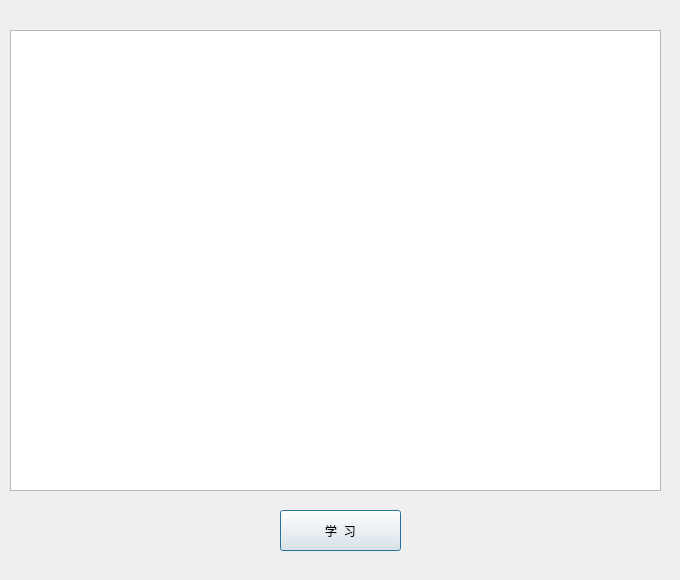
The window that ui/DetailWindow.ui (MrBeike/WebCourse-QTGUI) describes before a commit, drawn with Qt 5.
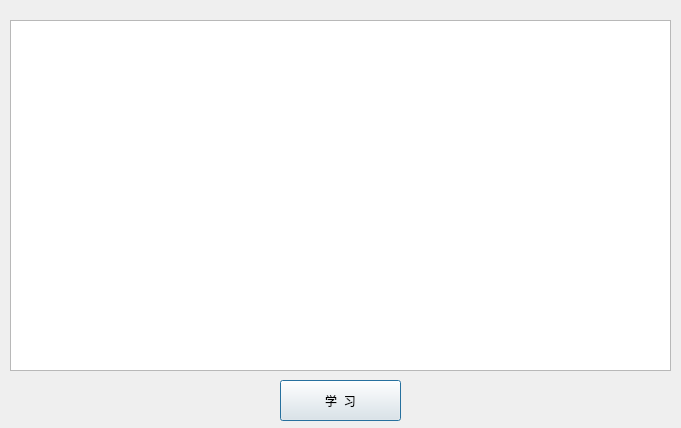
The same window after the commit.

Diff of the .ui file:
```diff
--- a/ui/DetailWindow.ui
+++ b/ui/DetailWindow.ui
@@ -6,8 +6,8 @@
    <rect>
     <x>0</x>
     <y>0</y>
-    <width>680</width>
-    <height>580</height>
+    <width>681</width>
+    <height>428</height>
    </rect>
   </property>
   <property name="windowTitle">
@@ -17,7 +17,7 @@
    <property name="geometry">
     <rect>
      <x>280</x>
-     <y>510</y>
+     <y>380</y>
      <width>121</width>
      <height>41</height>
     </rect>
@@ -30,11 +30,20 @@
    <property name="geometry">
     <rect>
      <x>10</x>
-     <y>30</y>
-     <width>651</width>
-     <height>461</height>
+     <y>20</y>
+     <width>661</width>
+     <height>351</height>
     </rect>
    </property>
+   <property name="horizontalScrollBarPolicy">
+    <enum>Qt::ScrollBarAlwaysOff</enum>
+   </property>
+   <property name="sizeAdjustPolicy">
+    <enum>QAbstractScrollArea::AdjustToContents</enum>
+   </property>
+   <property name="textElideMode">
+    <enum>Qt::ElideMiddle</enum>
+   </property>
   </widget>
  </widget>
  <resources/>
```
Left out of the diff: 2 changed lines with no effect on the pictures.
